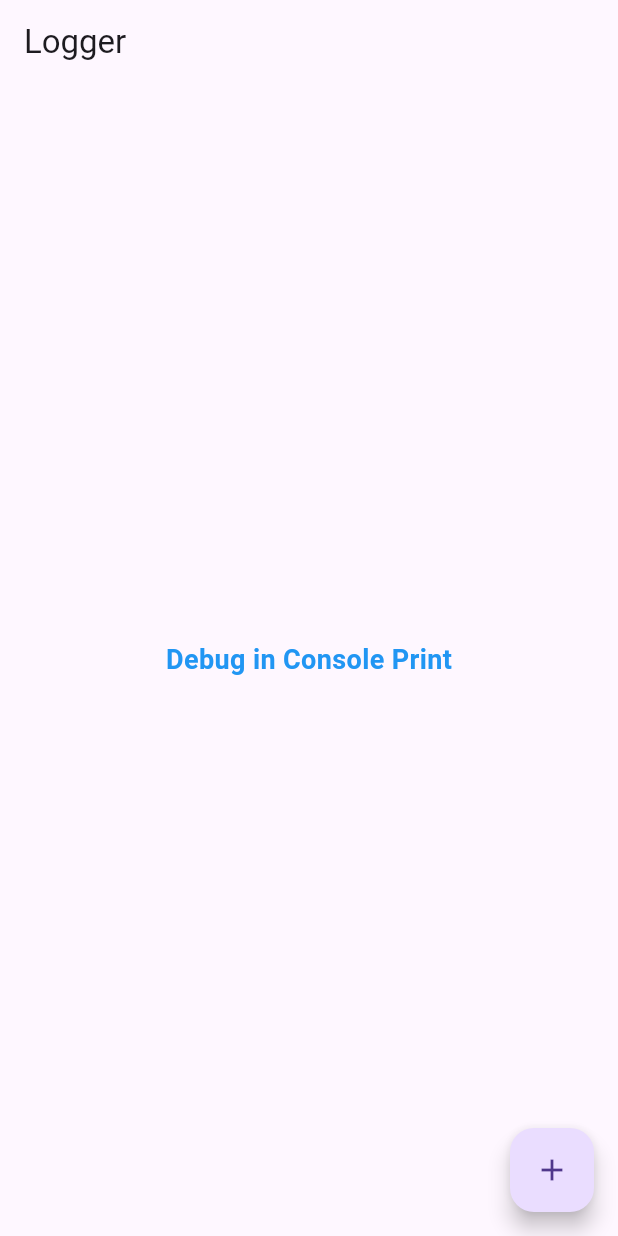
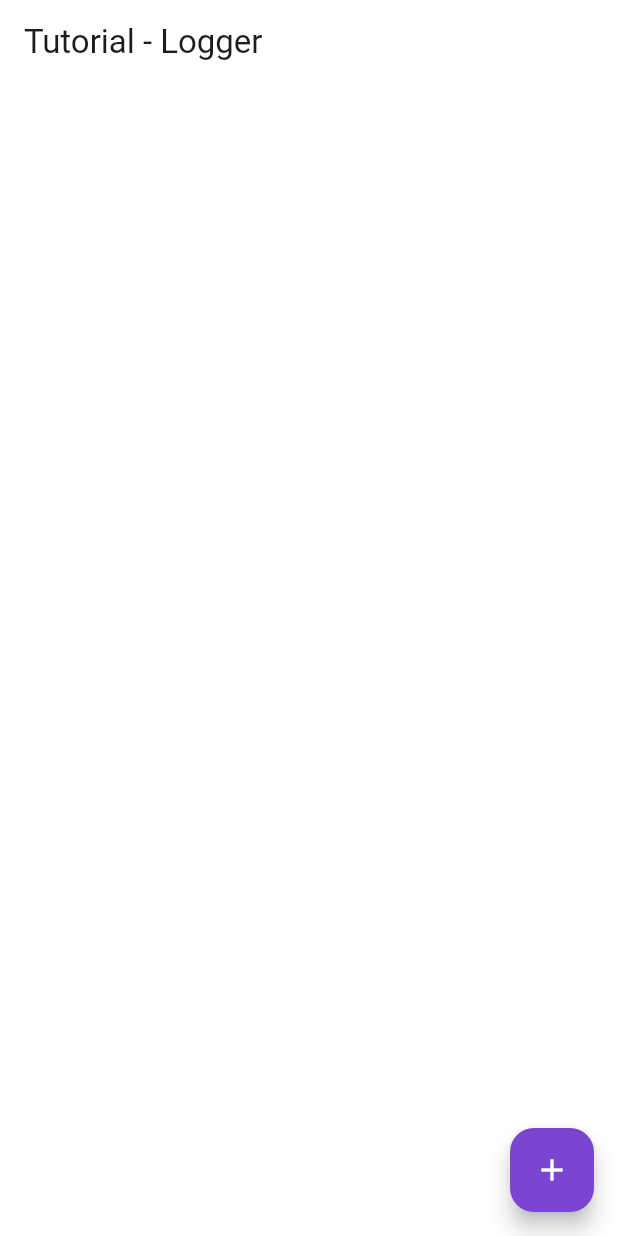
Before and after one commit to tanviranwarrafi/flutter-logger, a Flutter app: the screen it shows after launch, after a tap on the "add" icon, on a phone screen of 412 x 824 dp. Run offline on Flutter 3.47's test engine with Material 3 defaults, Android fonts, the phone set to English and light mode, and no system bars; our stand-ins replace logger.

Commit message:
update: code updated

```diff
--- /dev/null
+++ b/lib/constants/app_constants.dart
@@ -0,0 +1,4 @@
+/// Android and iOS Bundle Ids
+const String APP_NAME = 'Logger';
+const String ANDROID_ID = 'bd.tutorial.logger';
+const String IOS_ID = 'bd.tutorial.logger';
--- /dev/null
+++ b/lib/libreries/console_logger.dart
@@ -0,0 +1,7 @@
+import 'package:logger/logger.dart';
+
+class ConsoleLogger {
+  ConsoleLogger._();
+
+  static var logger = Logger(printer: PrettyPrinter(methodCount: 0, errorMethodCount: 2, lineLength: 50));
+}
--- a/lib/logger.dart
+++ /dev/null
@@ -1,16 +0,0 @@
-import 'package:logger/logger.dart';
-
-class LoggerClass {
-  final logger = Logger(
-    filter: null,
-    output: null,
-    printer: PrettyPrinter(
-      methodCount: 0,
-      errorMethodCount: 2,
-      lineLength: 50,
-      colors: true,
-      printEmojis: true,
-      printTime: false,
-    ),
-  );
-}
--- a/lib/main.dart
+++ b/lib/main.dart
@@ -1,70 +1,9 @@
 import 'package:flutter/material.dart';
-import 'dart:developer';
-import 'package:logger_flutter/logger.dart';
+import 'package:tutorial/tutorial_app.dart';
+import 'package:tutorial/utils/app_utils.dart';
 
-void main() {
-  runApp(MyApp());
+Future<void> main() async {
+  WidgetsFlutterBinding.ensureInitialized();
+  await portraitMode();
+  runApp(TutorialApp());
 }
-
-class MyApp extends StatelessWidget {
-  @override
-  Widget build(BuildContext context) {
-    return MaterialApp(
-      theme: ThemeData(
-        primarySwatch: Colors.blue,
-        visualDensity: VisualDensity.adaptivePlatformDensity,
-      ),
-      home: MyHomePage(),
-    );
-  }
-}
-
-class MyHomePage extends StatefulWidget {
-  @override
-  _MyHomePageState createState() => _MyHomePageState();
-}
-
-class _MyHomePageState extends State<MyHomePage> {
-  var rafi = "debug message";
-
-  LoggerClass loggerClass = new LoggerClass();
-
-  @override
-  Widget build(BuildContext context) {
-    return Scaffold(
-      appBar: AppBar(
-        title: Text('Logger'),
-      ),
-      body: Center(
-        child: Column(
-          mainAxisAlignment: MainAxisAlignment.center,
-          children: <Widget>[
-            Text(
-              'Debug in Console Print',
-              style: TextStyle(
-                  fontSize: 18.0,
-                  fontWeight: FontWeight.bold,
-                  color: Colors.blue),
-            ),
-          ],
-        ),
-      ),
-      floatingActionButton: FloatingActionButton(
-        onPressed: () {
-          debugPrint(rafi);
-
-          log('debug: $rafi');
-          log('debug', name: 'debug message');
-
-          loggerClass.logger.v("This is verbose");
-          loggerClass.logger.d("This is a debug message");
-          loggerClass.logger.i("This is info, should be used for public calls");
-          loggerClass.logger.w("This might become a warning message");
-          loggerClass.logger.e("Error!!!! Something bad has happened");
-          loggerClass.logger.wtf("What a terrible failure log");
-        },
-        child: Icon(Icons.add),
-      ),
-    );
-  }
-}
--- /dev/null
+++ b/lib/screens/home_screen.dart
@@ -0,0 +1,40 @@
+import 'dart:developer';
+
+import 'package:flutter/material.dart';
+import 'package:tutorial/libreries/console_logger.dart';
+import 'package:tutorial/themes/colors.dart';
+
+class HomeScreen extends StatefulWidget {
+  @override
+  State<HomeScreen> createState() => _HomeScreenState();
+}
+
+class _HomeScreenState extends State<HomeScreen> {
+  var _debugMessage = 'debug message';
+
+  @override
+  Widget build(BuildContext context) {
+    var size = MediaQuery.of(context).size;
+    return Scaffold(
+      backgroundColor: white,
+      appBar: AppBar(backgroundColor: white, title: const Text('Tutorial - Logger')),
+      floatingActionButton: FloatingActionButton(
+        onPressed: _onPressed,
+        backgroundColor: primary,
+        child: const Icon(Icons.add, color: white),
+      ),
+    );
+  }
+
+  void _onPressed() {
+    debugPrint(_debugMessage);
+    log('debug: $_debugMessage');
+    log('debug', name: 'debug message');
+    ConsoleLogger.logger.v('This is verbose');
+    ConsoleLogger.logger.d('This is a debug message');
+    ConsoleLogger.logger.i('This is info, should be used for public calls');
+    ConsoleLogger.logger.w('This might become a warning message');
+    ConsoleLogger.logger.e('Error!!!! Something bad has happened');
+    ConsoleLogger.logger.wtf('What a terrible failure log');
+  }
+}
--- /dev/null
+++ b/lib/tutorial_app.dart
@@ -0,0 +1,20 @@
+import 'package:flutter/material.dart';
+import 'package:tutorial/constants/app_constants.dart';
+import 'package:tutorial/screens/home_screen.dart';
+import 'package:tutorial/themes/colors.dart';
+import 'package:tutorial/utils/keys.dart';
+
+class TutorialApp extends StatelessWidget {
+  @override
+  Widget build(BuildContext context) {
+    return MaterialApp(
+      color: primary,
+      title: APP_NAME,
+      home: HomeScreen(),
+      navigatorKey: navigatorKey,
+      themeMode: ThemeMode.light,
+      debugShowCheckedModeBanner: false,
+      scaffoldMessengerKey: scaffoldMessengerKey,
+    );
+  }
+}
--- /dev/null
+++ b/lib/utils/keys.dart
@@ -0,0 +1,5 @@
+import 'package:flutter/material.dart';
+
+// Keys
+final navigatorKey = GlobalKey<NavigatorState>();
+final scaffoldMessengerKey = GlobalKey<ScaffoldMessengerState>();
```
Also changed, not shown: analysis_options.yaml (added, +203 -0 lines), lib/themes/colors.dart (added, +45 -0 lines), lib/themes/fonts.dart (added, +12 -0 lines), lib/themes/text_styles.dart (added, +24 -0 lines), lib/utils/app_utils.dart (added, +11 -0 lines), pubspec.yaml (+4 -21 lines), pubspec.lock, 44 other files.
